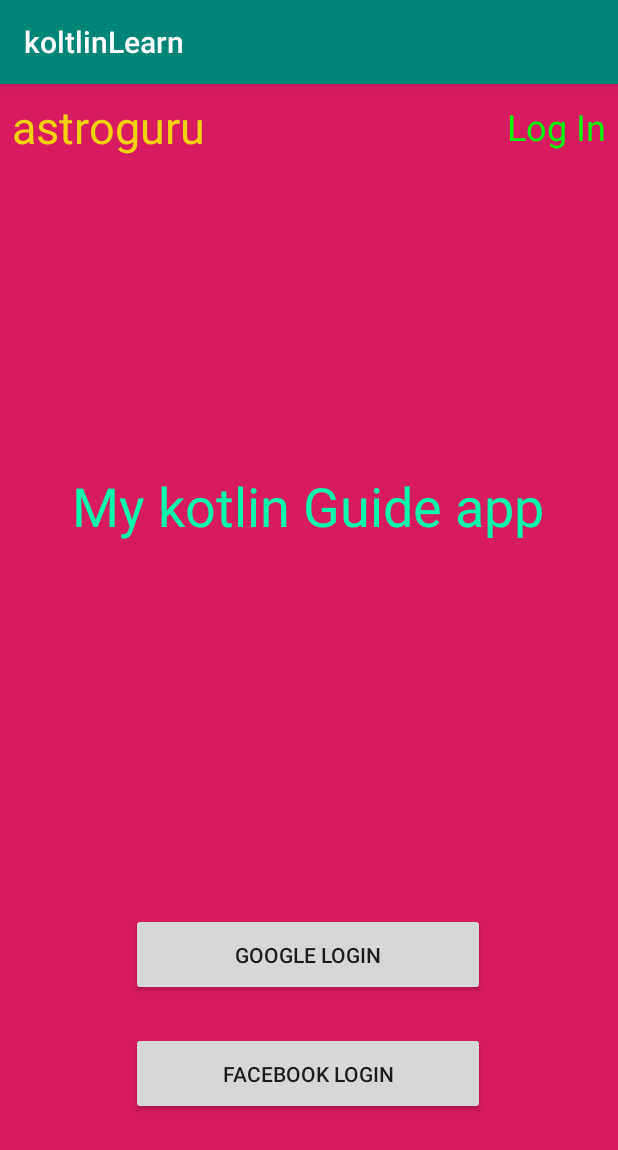
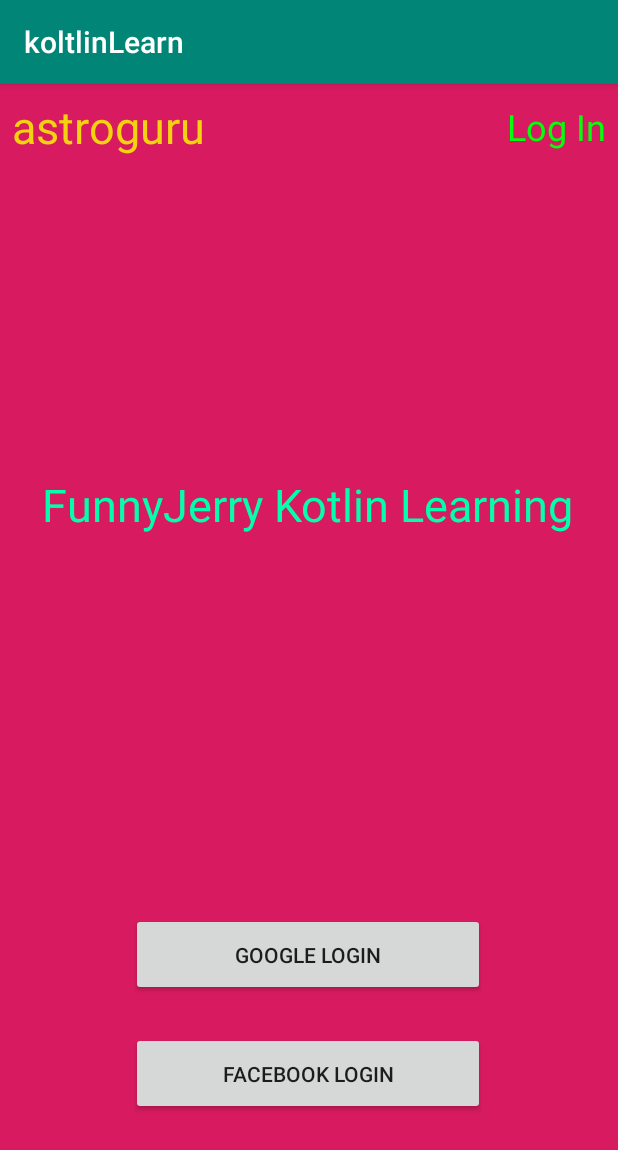
Before and after one commit to cocadev/kotlin-learn-app, an Android app: the screen it shows after launch (MainActivity), on a phone screen of 412 x 824 dp. Shown: the top 1150 px of the screen. Run offline under Robolectric (Android 15) with nearby library versions, the phone set to English and light mode, and no system bars.

Commit message:
add resource string

```diff
--- a/app/src/main/res/layout/activity_main.xml
+++ b/app/src/main/res/layout/activity_main.xml
@@ -11,11 +11,11 @@
     <TextView
             android:layout_width="wrap_content"
             android:layout_height="wrap_content"
-            android:text="My kotlin Guide app"
+            android:text="@string/txt_app_title"
             app:layout_constraintBottom_toBottomOf="parent"
             app:layout_constraintLeft_toLeftOf="parent"
             app:layout_constraintRight_toRightOf="parent"
-            app:layout_constraintTop_toTopOf="parent" android:textSize="36sp" android:textColor="#03FFAB"
+            app:layout_constraintTop_toTopOf="parent" android:textSize="30sp" android:textColor="#03FFAB"
             app:layout_constraintHorizontal_bias="0.494" app:layout_constraintVertical_bias="0.35"
             android:id="@+id/textView2" android:layout_marginTop="8dp"/>
     <TextView
@@ -33,7 +33,7 @@
             app:layout_constraintTop_toTopOf="parent" android:textSize="24sp" android:textColor="#02FF0C"
             android:layout_marginRight="8dp" android:layout_marginEnd="8dp" android:layout_marginTop="12dp"/>
     <Button
-            android:text="Facebook Login"
+            android:text="@string/btn_facebook_login"
             android:layout_width="236dp"
             android:layout_height="55dp"
             android:id="@+id/button"
@@ -45,7 +45,7 @@
             app:layout_constraintHorizontal_bias="0.496" android:layout_marginTop="8dp"
             app:layout_constraintTop_toBottomOf="@+id/button2" app:layout_constraintVertical_bias="0.181"/>
     <Button
-            android:text="Google Login"
+            android:text="@string/btn_google_login"
             android:layout_width="236dp"
             android:layout_height="55dp"
             android:id="@+id/button2"
--- a/app/src/main/res/values/strings.xml
+++ b/app/src/main/res/values/strings.xml
@@ -1,3 +1,6 @@
 <resources>
     <string name="app_name">koltlinLearn</string>
+    <string name="btn_google_login">Google Login</string>
+    <string name="btn_facebook_login">Facebook Login</string>
+    <string name="txt_app_title">FunnyJerry Kotlin Learning</string>
 </resources>
```
